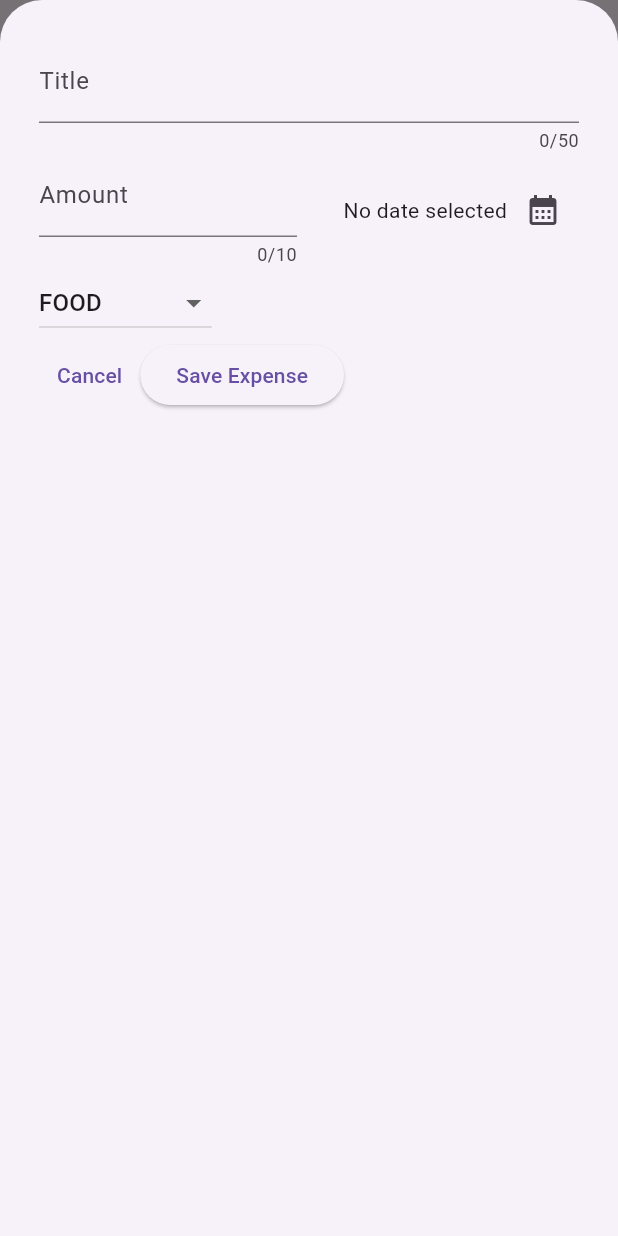
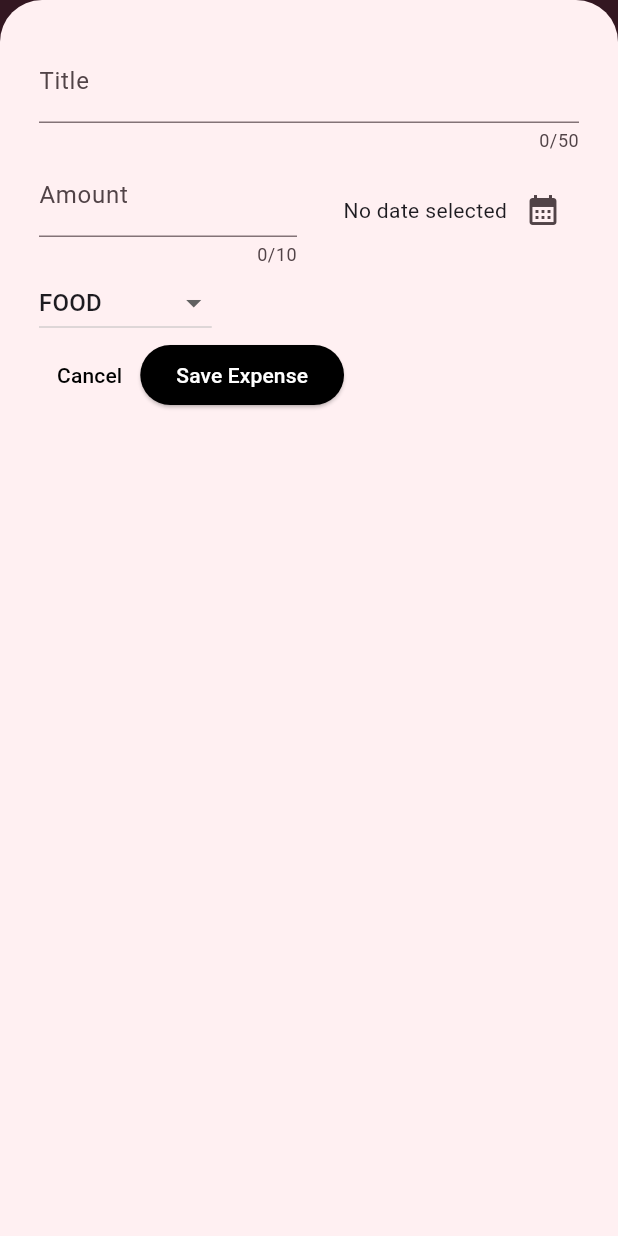
Before and after one commit to AlbertoJTD/Spendox, a Flutter app: the screen it shows after launch, after a tap on the "add" icon, on a phone screen of 412 x 824 dp. Run offline on Flutter 3.47's test engine with Material 3 defaults, Android fonts, the phone set to English and light mode, and no system bars.

Commit message:
Update app theme

```diff
--- a/lib/main.dart
+++ b/lib/main.dart
@@ -2,9 +2,46 @@ import 'package:flutter/material.dart';
 
 import 'package:spendox/widgets/expenses/start_screen.dart';
 
+var kColorScheme = ColorScheme.fromSeed(
+  seedColor: const Color.fromARGB(255, 0, 0, 0),
+  primary: const Color.fromARGB(255, 0, 0, 0),
+  secondary: const Color.fromARGB(255, 255, 255, 255),
+);
+
 void main() {
   runApp(
-    const MaterialApp(
+    MaterialApp(
+      theme: ThemeData().copyWith(
+        colorScheme: kColorScheme,
+
+        appBarTheme: const AppBarTheme().copyWith(
+          backgroundColor: kColorScheme.onPrimaryContainer,
+          foregroundColor: kColorScheme.primaryContainer,
+        ),
+
+        cardTheme: const CardTheme().copyWith(
+          color: kColorScheme.secondaryContainer,
+          margin: const EdgeInsets.symmetric(
+            horizontal: 8,
+            vertical: 5
+          ),
+        ),
+
+        elevatedButtonTheme: ElevatedButtonThemeData(
+          style: ElevatedButton.styleFrom(
+            backgroundColor: kColorScheme.primary,
+            foregroundColor: kColorScheme.onPrimary,
+          )
+        ),
+
+        textTheme: ThemeData().textTheme.copyWith(
+          titleLarge: TextStyle(
+            fontSize: 20,
+            fontWeight: FontWeight.bold,
+            color: kColorScheme.onSecondaryContainer,
+          ),
+        )
+      ),
       home: StartScreen(),
     )
   );
```
